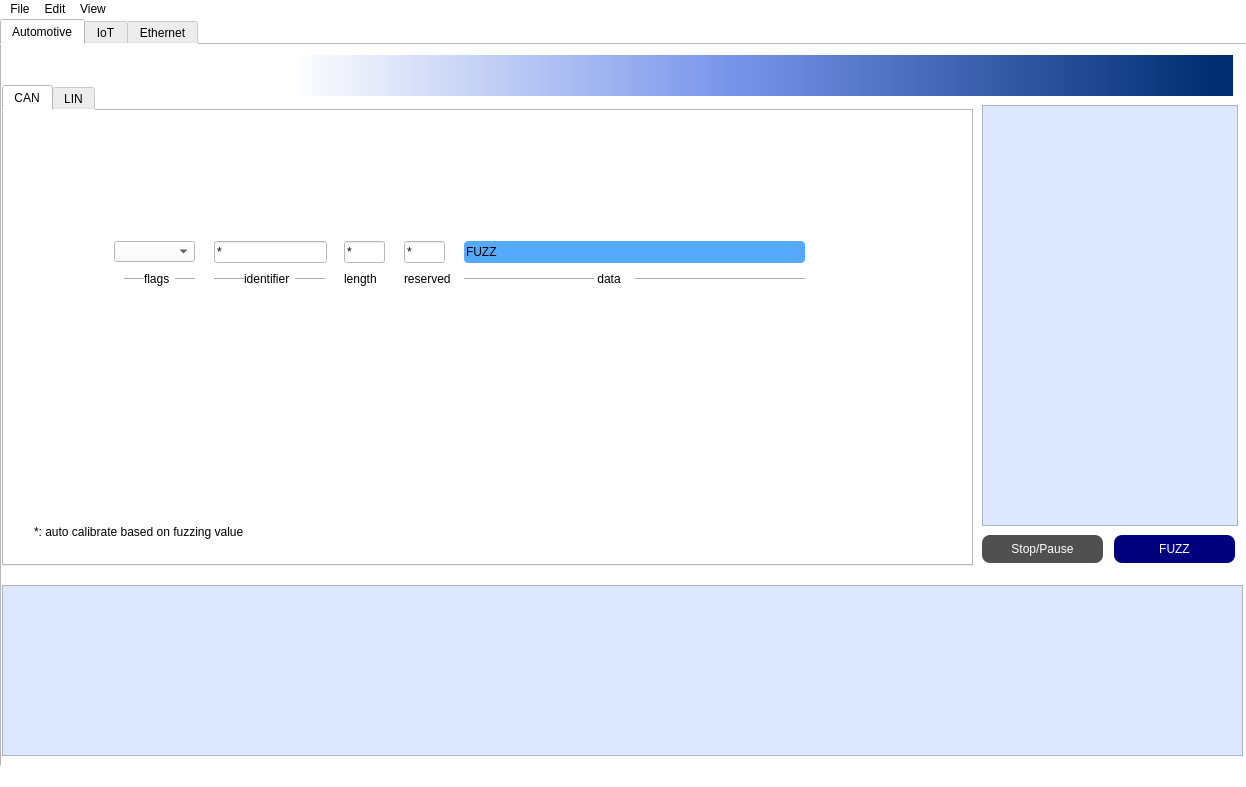
First picture: the form in app/ui/main.ui, repository ProtoFuzz/ProtoFuzz, before the edit.
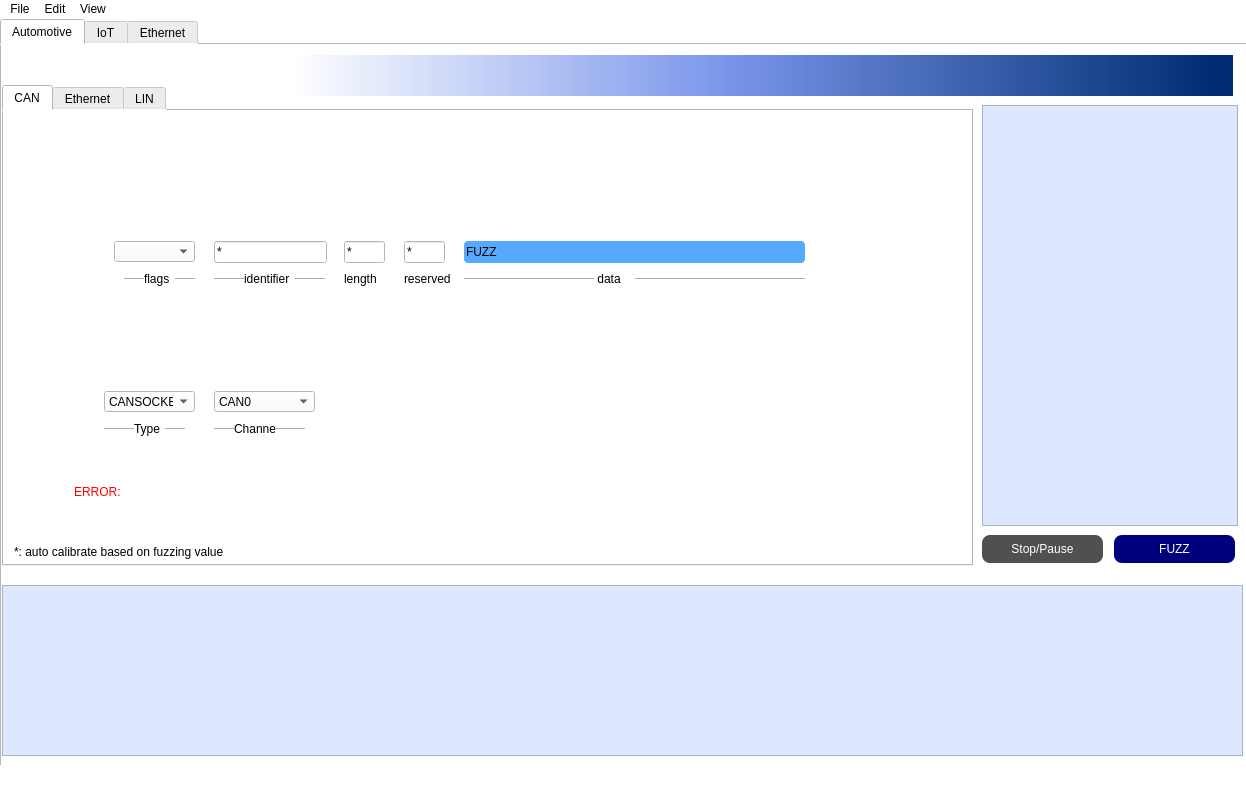
Second picture: the form after the edit.

Commit message: main & UI to include automotive CAN

Diff of the .ui file:
```diff
--- a/app/ui/main.ui
+++ b/app/ui/main.ui
@@ -298,8 +298,8 @@
        <widget class="QLabel" name="label_11">
         <property name="geometry">
          <rect>
-          <x>30</x>
-          <y>410</y>
+          <x>10</x>
+          <y>430</y>
           <width>381</width>
           <height>21</height>
          </rect>
@@ -308,6 +308,282 @@
          <string>*: auto calibrate based on fuzzing value</string>
         </property>
        </widget>
+       <widget class="QComboBox" name="comboBox_2">
+        <property name="geometry">
+         <rect>
+          <x>100</x>
+          <y>280</y>
+          <width>91</width>
+          <height>21</height>
+         </rect>
+        </property>
+        <property name="currentText">
+         <string>CANSOCKET</string>
+        </property>
+        <item>
+         <property name="text">
+          <string>CANSOCKET</string>
+         </property>
+        </item>
+        <item>
+         <property name="text">
+          <string>VECTOR</string>
+         </property>
+        </item>
+       </widget>
+       <widget class="Line" name="line_5">
+        <property name="geometry">
+         <rect>
+          <x>100</x>
+          <y>310</y>
+          <width>81</width>
+          <height>16</height>
+         </rect>
+        </property>
+        <property name="orientation">
+         <enum>Qt::Horizontal</enum>
+        </property>
+       </widget>
+       <widget class="QLabel" name="label_12">
+        <property name="geometry">
+         <rect>
+          <x>130</x>
+          <y>310</y>
+          <width>31</width>
+          <height>16</height>
+         </rect>
+        </property>
+        <property name="text">
+         <string>Type</string>
+        </property>
+       </widget>
+       <widget class="Line" name="line_6">
+        <property name="geometry">
+         <rect>
+          <x>210</x>
+          <y>310</y>
+          <width>91</width>
+          <height>16</height>
+         </rect>
+        </property>
+        <property name="orientation">
+         <enum>Qt::Horizontal</enum>
+        </property>
+       </widget>
+       <widget class="QComboBox" name="comboBox_3">
+        <property name="geometry">
+         <rect>
+          <x>210</x>
+          <y>280</y>
+          <width>101</width>
+          <height>21</height>
+         </rect>
+        </property>
+        <property name="currentText">
+         <string>CAN0</string>
+        </property>
+        <item>
+         <property name="text">
+          <string>CAN0</string>
+         </property>
+        </item>
+        <item>
+         <property name="text">
+          <string>CAN1</string>
+         </property>
+        </item>
+        <item>
+         <property name="text">
+          <string>CAN2</string>
+         </property>
+        </item>
+        <item>
+         <property name="text">
+          <string>vcan0</string>
+         </property>
+        </item>
+        <item>
+         <property name="text">
+          <string>vcan1</string>
+         </property>
+        </item>
+        <item>
+         <property name="text">
+          <string>vcan2</string>
+         </property>
+        </item>
+       </widget>
+       <widget class="QLabel" name="label_13">
+        <property name="geometry">
+         <rect>
+          <x>230</x>
+          <y>310</y>
+          <width>41</width>
+          <height>16</height>
+         </rect>
+        </property>
+        <property name="text">
+         <string>Channel</string>
+        </property>
+       </widget>
+       <widget class="QLabel" name="Error_CAN">
+        <property name="geometry">
+         <rect>
+          <x>70</x>
+          <y>360</y>
+          <width>861</width>
+          <height>41</height>
+         </rect>
+        </property>
+        <property name="palette">
+         <palette>
+          <active>
+           <colorrole role="WindowText">
+            <brush brushstyle="SolidPattern">
+             <color alpha="255">
+              <red>255</red>
+              <green>0</green>
+              <blue>0</blue>
+             </color>
+            </brush>
+           </colorrole>
+           <colorrole role="Button">
+            <brush brushstyle="SolidPattern">
+             <color alpha="255">
+              <red>255</red>
+              <green>255</green>
+              <blue>255</blue>
+             </color>
+            </brush>
+           </colorrole>
+           <colorrole role="Base">
+            <brush brushstyle="SolidPattern">
+             <color alpha="255">
+              <red>255</red>
+              <green>255</green>
+              <blue>255</blue>
+             </color>
+            </brush>
+           </colorrole>
+           <colorrole role="Window">
+            <brush brushstyle="SolidPattern">
+             <color alpha="255">
+              <red>255</red>
+              <green>255</green>
+              <blue>255</blue>
+             </color>
+            </brush>
+           </colorrole>
+           <colorrole role="LinkVisited">
+            <brush brushstyle="SolidPattern">
+             <color alpha="255">
+              <red>255</red>
+              <green>0</green>
+              <blue>0</blue>
+             </color>
+            </brush>
+           </colorrole>
+          </active>
+          <inactive>
+           <colorrole role="WindowText">
+            <brush brushstyle="SolidPattern">
+             <color alpha="255">
+              <red>255</red>
+              <green>0</green>
+              <blue>0</blue>
+             </color>
+            </brush>
+           </colorrole>
+           <colorrole role="Button">
+            <brush brushstyle="SolidPattern">
+             <color alpha="255">
+              <red>255</red>
+              <green>255</green>
+              <blue>255</blue>
+             </color>
+            </brush>
+           </colorrole>
+           <colorrole role="Base">
+            <brush brushstyle="SolidPattern">
+             <color alpha="255">
+              <red>255</red>
+              <green>255</green>
+              <blue>255</blue>
+             </color>
+            </brush>
+           </colorrole>
+           <colorrole role="Window">
+            <brush brushstyle="SolidPattern">
+             <color alpha="255">
+              <red>255</red>
+              <green>255</green>
+              <blue>255</blue>
+             </color>
+            </brush>
+           </colorrole>
+           <colorrole role="LinkVisited">
+            <brush brushstyle="SolidPattern">
+             <color alpha="255">
+              <red>255</red>
+              <green>0</green>
+              <blue>0</blue>
+             </color>
+            </brush>
+           </colorrole>
+          </inactive>
+          <disabled>
+           <colorrole role="WindowText">
+            <brush brushstyle="SolidPattern">
+             <color alpha="255">
+              <red>120</red>
+              <green>120</green>
+              <blue>120</blue>
+             </color>
+            </brush>
+           </colorrole>
+           <colorrole role="Button">
+            <brush brushstyle="SolidPattern">
+             <color alpha="255">
+              <red>255</red>
+              <green>255</green>
+              <blue>255</blue>
+             </color>
+            </brush>
+           </colorrole>
+           <colorrole role="Base">
+            <brush brushstyle="SolidPattern">
+             <color alpha="255">
+              <red>255</red>
+              <green>255</green>
+              <blue>255</blue>
+             </color>
+            </brush>
+           </colorrole>
+           <colorrole role="Window">
+            <brush brushstyle="SolidPattern">
+             <color alpha="255">
+              <red>255</red>
+              <green>255</green>
+              <blue>255</blue>
+             </color>
+            </brush>
+           </colorrole>
+           <colorrole role="LinkVisited">
+            <brush brushstyle="SolidPattern">
+             <color alpha="255">
+              <red>255</red>
+              <green>0</green>
+              <blue>0</blue>
+             </color>
+            </brush>
+           </colorrole>
+          </disabled>
+         </palette>
+        </property>
+        <property name="text">
+         <string>ERROR:</string>
+        </property>
+       </widget>
        <zorder>line_2</zorder>
        <zorder>lineEdit_2</zorder>
        <zorder>lineEdit_3</zorder>
@@ -323,6 +599,18 @@
        <zorder>label_10</zorder>
        <zorder>comboBox</zorder>
        <zorder>label_11</zorder>
+       <zorder>comboBox_2</zorder>
+       <zorder>line_5</zorder>
+       <zorder>label_12</zorder>
+       <zorder>line_6</zorder>
+       <zorder>comboBox_3</zorder>
+       <zorder>label_13</zorder>
+       <zorder>Error_CAN</zorder>
+      </widget>
+      <widget class="QWidget" name="Auto_Ethernet">
+       <attribute name="title">
+        <string>Ethernet</string>
+       </attribute>
       </widget>
       <widget class="QWidget" name="tab_6">
        <attribute name="title">
```
The commit also changes 1 other file.
